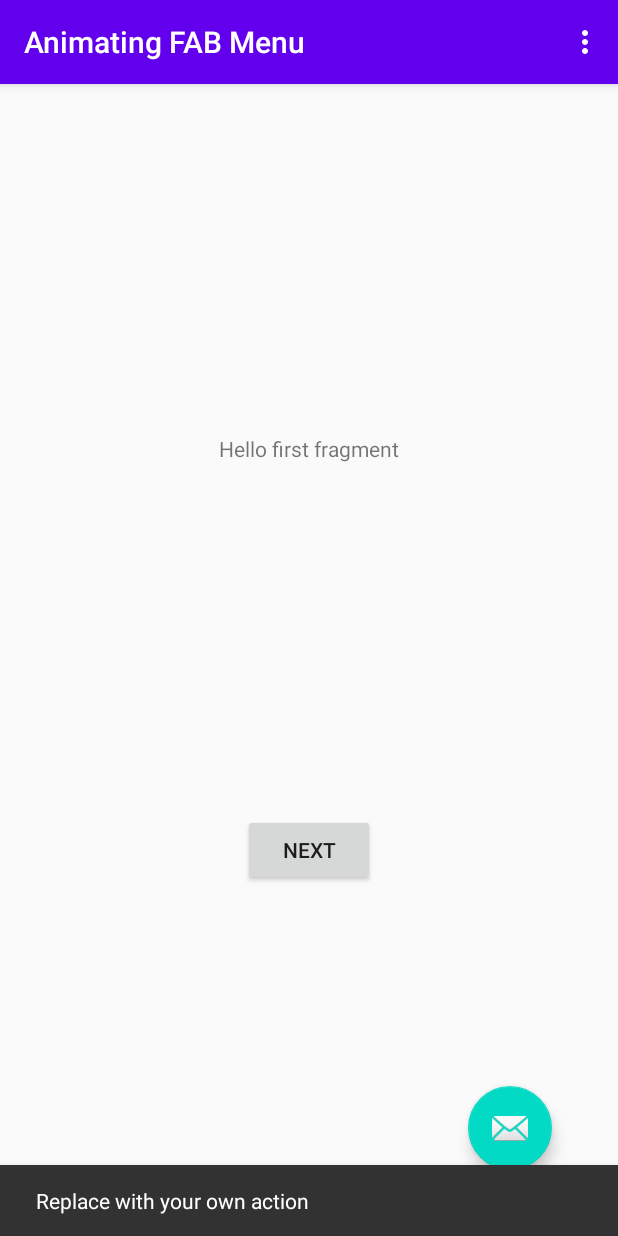
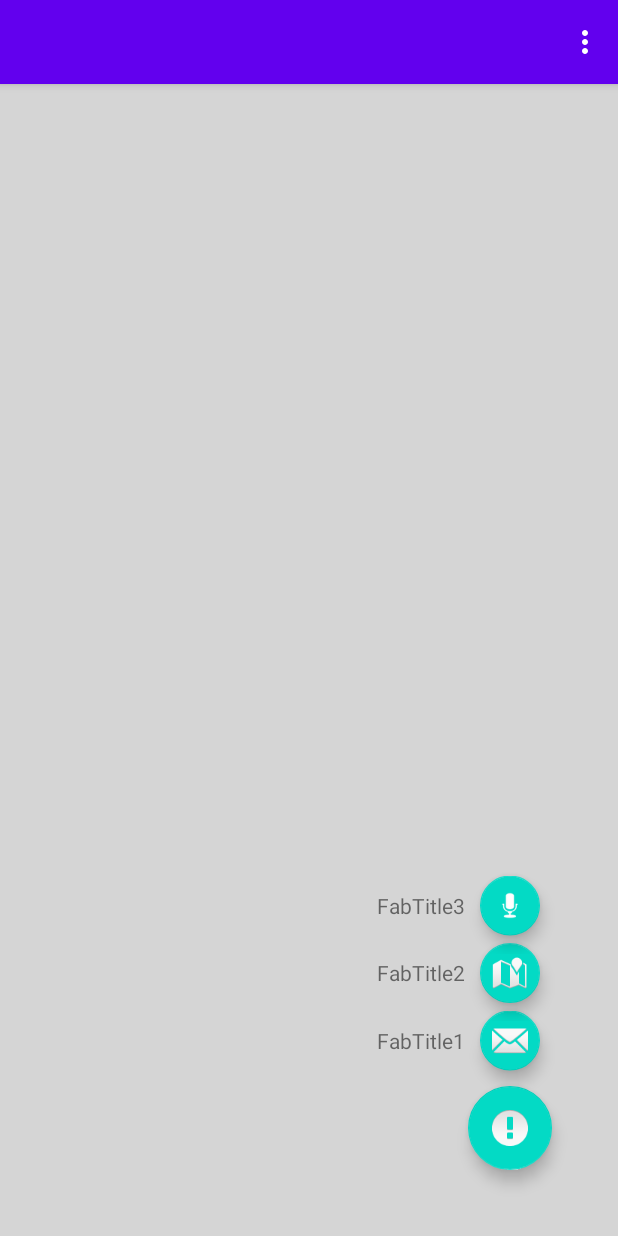
Before and after one commit to ajay-dewari/Animating-FAB, an Android app: the screen it shows after launch (MainActivity), after a tap on an icon or button, on a phone screen of 412 x 824 dp. Run offline under Robolectric (Android 15) with nearby library versions, the phone set to English and light mode, and no system bars.

Commit message:
functions added to open/close FAB with respective dimensions

```diff
--- a/app/src/main/java/com/dewari/ajay/animatingfabmenu/FirstFragment.kt
+++ /dev/null
@@ -1,31 +0,0 @@
-package com.dewari.ajay.animatingfabmenu
-
-import android.os.Bundle
-import androidx.fragment.app.Fragment
-import android.view.LayoutInflater
-import android.view.View
-import android.view.ViewGroup
-import android.widget.Button
-import androidx.navigation.fragment.findNavController
-
-/**
- * A simple [Fragment] subclass as the default destination in the navigation.
- */
-class FirstFragment : Fragment() {
-
-    override fun onCreateView(
-            inflater: LayoutInflater, container: ViewGroup?,
-            savedInstanceState: Bundle?
-    ): View? {
-        // Inflate the layout for this fragment
-        return inflater.inflate(R.layout.fragment_first, container, false)
-    }
-
-    override fun onViewCreated(view: View, savedInstanceState: Bundle?) {
-        super.onViewCreated(view, savedInstanceState)
-
-        view.findViewById<Button>(R.id.button_first).setOnClickListener {
-            findNavController().navigate(R.id.action_FirstFragment_to_SecondFragment)
-        }
-    }
-}
--- a/app/src/main/java/com/dewari/ajay/animatingfabmenu/MainActivity.kt
+++ b/app/src/main/java/com/dewari/ajay/animatingfabmenu/MainActivity.kt
@@ -1,26 +1,68 @@
 package com.dewari.ajay.animatingfabmenu
 
+import android.animation.Animator
 import android.os.Bundle
-import com.google.android.material.snackbar.Snackbar
-import androidx.appcompat.app.AppCompatActivity
 import android.view.Menu
 import android.view.MenuItem
-
+import android.view.View
+import androidx.appcompat.app.AppCompatActivity
 import kotlinx.android.synthetic.main.activity_main.*
 
 class MainActivity : AppCompatActivity() {
 
+    var isFABOpen = false
     override fun onCreate(savedInstanceState: Bundle?) {
         super.onCreate(savedInstanceState)
         setContentView(R.layout.activity_main)
         setSupportActionBar(toolbar)
+        supportActionBar!!.setDisplayShowTitleEnabled(false)
 
-        fab.setOnClickListener { view ->
-            Snackbar.make(view, "Replace with your own action", Snackbar.LENGTH_LONG)
-                    .setAction("Action", null).show()
+        fab.setOnClickListener {
+            if (!isFABOpen) {
+                showFABMenu()
+            } else {
+                closeFABMenu()
+            }
         }
+
+        fabBGLayout.setOnClickListener { closeFABMenu() }
+
     }
 
+    private fun showFABMenu() {
+        isFABOpen = true
+        fabLayout1.visibility = View.VISIBLE
+        fabLayout2.visibility = View.VISIBLE
+        fabLayout3.visibility = View.VISIBLE
+        fabBGLayout.visibility = View.VISIBLE
+        fab.animate().rotationBy(180F)
+        fabLayout1.animate().translationY(-resources.getDimension(R.dimen.standard_75))
+        fabLayout2.animate().translationY(-resources.getDimension(R.dimen.standard_120))
+        fabLayout3.animate().translationY(-resources.getDimension(R.dimen.standard_165))
+    }
+
+    private fun closeFABMenu() {
+        isFABOpen = false
+        fabBGLayout.setVisibility(View.GONE)
+        fab.animate().rotation(0F)
+        fabLayout1.animate().translationY(0f)
+        fabLayout2.animate().translationY(0f)
+        fabLayout3.animate().translationY(0f)
+        fabLayout3.animate().translationY(0f)
+            .setListener(object : Animator.AnimatorListener {
+                override fun onAnimationStart(animator: Animator) {}
+                override fun onAnimationEnd(animator: Animator) {
+                    if (!isFABOpen) {
+                        fabLayout1.visibility = View.GONE
+                        fabLayout2.visibility = View.GONE
+                        fabLayout3.visibility = View.GONE
+                    }
+                }
+
+                override fun onAnimationCancel(animator: Animator) {}
+                override fun onAnimationRepeat(animator: Animator) {}
+            })
+    }
     override fun onCreateOptionsMenu(menu: Menu): Boolean {
         // Inflate the menu; this adds items to the action bar if it is present.
         menuInflater.inflate(R.menu.menu_main, menu)
--- a/app/src/main/res/layout/activity_main.xml
+++ b/app/src/main/res/layout/activity_main.xml
@@ -22,12 +22,19 @@
 
     <include layout="@layout/content_main" />
 
+    <View
+        android:id="@+id/fabBGLayout"
+        android:layout_width="match_parent"
+        android:layout_height="match_parent"
+        android:background="@color/colorTransBg"
+        android:visibility="gone" />
+
     <LinearLayout
         android:id="@+id/fabLayout1"
         android:layout_width="wrap_content"
         android:layout_height="wrap_content"
         android:layout_gravity="bottom|end"
-        android:layout_marginRight="@dimen/standard_23"
+        android:layout_marginRight="@dimen/child_fab_margin"
         android:layout_marginBottom="@dimen/standard_23"
         android:clipToPadding="false"
         android:gravity="center_vertical"
@@ -39,7 +46,7 @@
             android:layout_height="wrap_content"
             android:text="FabTitle1" />
 
-        <android.support.design.widget.FloatingActionButton
+        <com.google.android.material.floatingactionbutton.FloatingActionButton
             android:id="@+id/fab1"
             android:layout_width="wrap_content"
             android:layout_height="wrap_content"
@@ -53,7 +60,7 @@
         android:layout_width="wrap_content"
         android:layout_height="wrap_content"
         android:layout_gravity="bottom|end"
-        android:layout_marginRight="@dimen/standard_23"
+        android:layout_marginRight="@dimen/child_fab_margin"
         android:layout_marginBottom="@dimen/standard_23"
         android:clipToPadding="false"
         android:gravity="center_vertical"
@@ -65,13 +72,13 @@
             android:layout_height="wrap_content"
             android:text="FabTitle2" />
 
-        <android.support.design.widget.FloatingActionButton
+        <com.google.android.material.floatingactionbutton.FloatingActionButton
             android:id="@+id/fab2"
             android:layout_width="wrap_content"
             android:layout_height="wrap_content"
             android:layout_marginLeft="10dp"
             app:fabSize="mini"
-            app:srcCompat="@drawable/ic_camera" />
+            app:srcCompat="@android:drawable/ic_dialog_map"/>
     </LinearLayout>
 
 
@@ -80,7 +87,7 @@
         android:layout_width="wrap_content"
         android:layout_height="wrap_content"
         android:layout_gravity="bottom|end"
-        android:layout_marginRight="@dimen/standard_23"
+        android:layout_marginRight="@dimen/child_fab_margin"
         android:layout_marginBottom="@dimen/standard_23"
         android:clipToPadding="false"
         android:gravity="center_vertical"
@@ -92,14 +99,14 @@
             android:layout_height="wrap_content"
             android:text="FabTitle3" />
 
-        <android.support.design.widget.FloatingActionButton
+        <com.google.android.material.floatingactionbutton.FloatingActionButton
             android:id="@+id/fab3"
             android:layout_width="wrap_content"
             android:layout_height="wrap_content"
             android:layout_marginLeft="10dp"
             android:tint="@android:color/white"
             app:fabSize="mini"
-            app:srcCompat="@drawable/ic_mic" />
+            app:srcCompat="@android:drawable/ic_btn_speak_now" />
     </LinearLayout>
 
 
@@ -120,7 +127,7 @@
             android:layout_gravity="bottom|end"
             android:layout_margin="@dimen/fab_margin"
             android:gravity="center_vertical"
-            app:srcCompat="@android:drawable/ic_dialog_email" />
+            app:srcCompat="@android:drawable/ic_dialog_info" />
     </LinearLayout>
 
 
--- a/app/src/main/res/layout/content_main.xml
+++ b/app/src/main/res/layout/content_main.xml
@@ -5,15 +5,4 @@
     android:layout_height="match_parent"
     app:layout_behavior="@string/appbar_scrolling_view_behavior">
 
-    <fragment
-        android:id="@+id/nav_host_fragment"
-        android:name="androidx.navigation.fragment.NavHostFragment"
-        android:layout_width="0dp"
-        android:layout_height="0dp"
-        app:defaultNavHost="true"
-        app:layout_constraintBottom_toBottomOf="parent"
-        app:layout_constraintLeft_toLeftOf="parent"
-        app:layout_constraintRight_toRightOf="parent"
-        app:layout_constraintTop_toTopOf="parent"
-        app:navGraph="@navigation/nav_graph" />
 </androidx.constraintlayout.widget.ConstraintLayout>
--- a/app/src/main/res/layout/fragment_first.xml
+++ /dev/null
@@ -1,28 +0,0 @@
-<?xml version="1.0" encoding="utf-8"?>
-<androidx.constraintlayout.widget.ConstraintLayout xmlns:android="http://schemas.android.com/apk/res/android"
-    xmlns:app="http://schemas.android.com/apk/res-auto"
-    xmlns:tools="http://schemas.android.com/tools"
-    android:layout_width="match_parent"
-    android:layout_height="match_parent"
-    tools:context=".FirstFragment">
-
-    <TextView
-        android:id="@+id/textview_first"
-        android:layout_width="wrap_content"
-        android:layout_height="wrap_content"
-        android:text="@string/hello_first_fragment"
-        app:layout_constraintBottom_toTopOf="@id/button_first"
-        app:layout_constraintEnd_toEndOf="parent"
-        app:layout_constraintStart_toStartOf="parent"
-        app:layout_constraintTop_toTopOf="parent" />
-
-    <Button
-        android:id="@+id/button_first"
-        android:layout_width="wrap_content"
-        android:layout_height="wrap_content"
-        android:text="@string/next"
-        app:layout_constraintBottom_toBottomOf="parent"
-        app:layout_constraintEnd_toEndOf="parent"
-        app:layout_constraintStart_toStartOf="parent"
-        app:layout_constraintTop_toBottomOf="@id/textview_first" />
-</androidx.constraintlayout.widget.ConstraintLayout>
--- a/app/src/main/res/values/colors.xml
+++ b/app/src/main/res/values/colors.xml
@@ -3,4 +3,5 @@
     <color name="colorPrimary">#6200EE</color>
     <color name="colorPrimaryDark">#3700B3</color>
     <color name="colorAccent">#03DAC5</color>
+    <color name="colorTransBg">#26000000</color>
 </resources>
--- a/app/src/main/res/values/dimens.xml
+++ b/app/src/main/res/values/dimens.xml
@@ -1,8 +1,9 @@
 <resources>
     <dimen name="fab_margin">16dp</dimen>
+    <dimen name="child_fab_margin">40dp</dimen>
     <dimen name="standard_12">12dp</dimen>
     <dimen name="standard_23">23dp</dimen>
-    <dimen name="standard_55">55dp</dimen>
-    <dimen name="standard_100">100dp</dimen>
-    <dimen name="standard_145">145dp</dimen>
+    <dimen name="standard_75">75dp</dimen>
+    <dimen name="standard_120">120dp</dimen>
+    <dimen name="standard_165">165dp</dimen>
 </resources>
```
Also changed, not shown: app/src/main/java/com/dewari/ajay/animatingfabmenu/SecondFragment.kt (deleted, +0 -31 lines), app/src/main/res/drawable-v24/ic_mic.xml (added, +9 -0 lines), app/src/main/res/layout/fragment_second.xml (deleted, +0 -27 lines).
